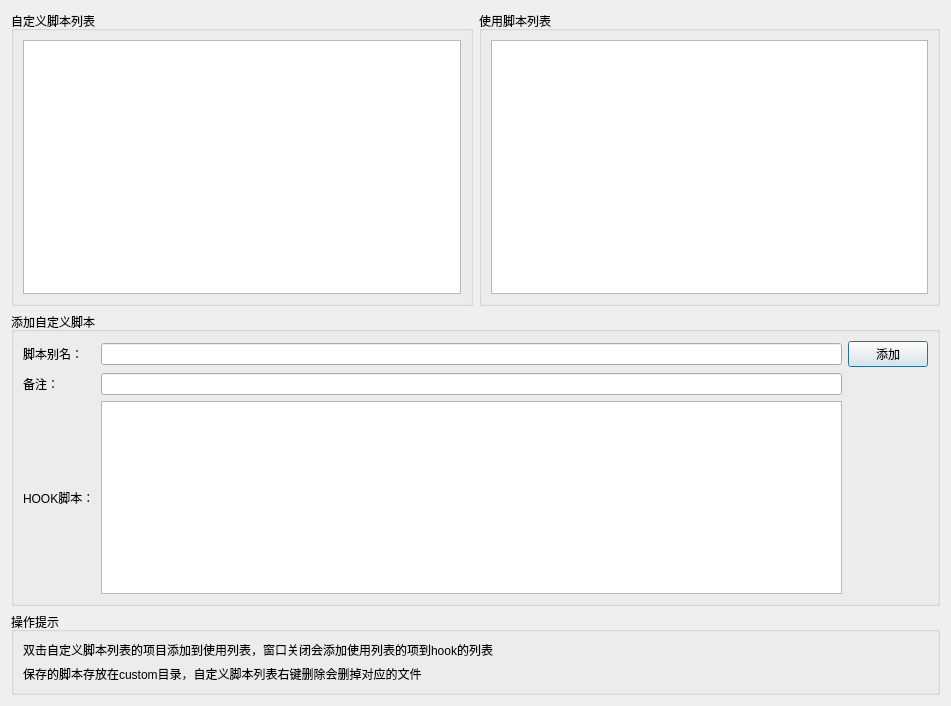
First picture: the form in ui/custom.ui, repository dqzg12300/fridaUiTools, before the edit.
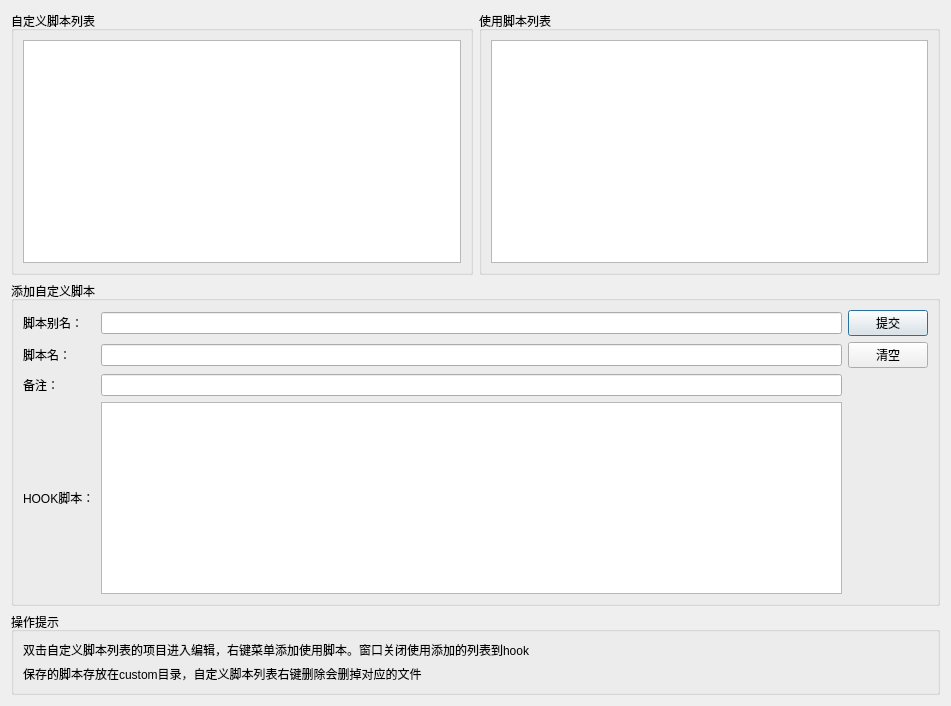
Second picture: the form after the edit.

Commit message: 增加自定义脚本，增加frida-server的上传与启动，增加fart的dump结果下载

What changed in the file:
```diff
--- a/ui/custom.ui
+++ b/ui/custom.ui
@@ -44,42 +44,59 @@
       <string>添加自定义脚本</string>
      </property>
      <layout class="QGridLayout" name="gridLayout_3">
+      <item row="3" column="3">
+       <widget class="QPlainTextEdit" name="txtJsData"/>
+      </item>
       <item row="0" column="4">
        <widget class="QPushButton" name="btnSubmit">
         <property name="text">
-         <string>添加</string>
-        </property>
-       </widget>
-      </item>
-      <item row="2" column="3">
-       <widget class="QPlainTextEdit" name="txtJsData"/>
-      </item>
-      <item row="0" column="0">
-       <widget class="QLabel" name="label">
-        <property name="text">
-         <string>脚本别名：</string>
+         <string>提交</string>
         </property>
        </widget>
       </item>
       <item row="2" column="0">
+       <widget class="QLabel" name="label_5">
+        <property name="text">
+         <string>备注：</string>
+        </property>
+       </widget>
+      </item>
+      <item row="2" column="3">
+       <widget class="QLineEdit" name="txtBak"/>
+      </item>
+      <item row="3" column="0">
        <widget class="QLabel" name="label_2">
         <property name="text">
          <string>HOOK脚本：</string>
         </property>
        </widget>
       </item>
+      <item row="0" column="0">
+       <widget class="QLabel" name="label">
+        <property name="text">
+         <string>脚本别名：</string>
+        </property>
+       </widget>
+      </item>
       <item row="0" column="3">
        <widget class="QLineEdit" name="txtJsName"/>
       </item>
       <item row="1" column="0">
-       <widget class="QLabel" name="label_5">
+       <widget class="QLabel" name="label_6">
         <property name="text">
-         <string>备注：</string>
+         <string>脚本名：</string>
         </property>
        </widget>
       </item>
       <item row="1" column="3">
-       <widget class="QLineEdit" name="txtBak"/>
+       <widget class="QLineEdit" name="txtJsFileName"/>
+      </item>
+      <item row="1" column="4">
+       <widget class="QPushButton" name="btnClear">
+        <property name="text">
+         <string>清空</string>
+        </property>
+       </widget>
       </item>
      </layout>
     </widget>
@@ -93,7 +110,7 @@
       <item row="0" column="0">
        <widget class="QLabel" name="label_3">
         <property name="text">
-         <string>双击自定义脚本列表的项目添加到使用列表，窗口关闭会添加使用列表的项到hook的列表</string>
+         <string>双击自定义脚本列表的项目进入编辑，右键菜单添加使用脚本。窗口关闭使用添加的列表到hook</string>
         </property>
        </widget>
       </item>
```
The commit also changes 20 other files.
